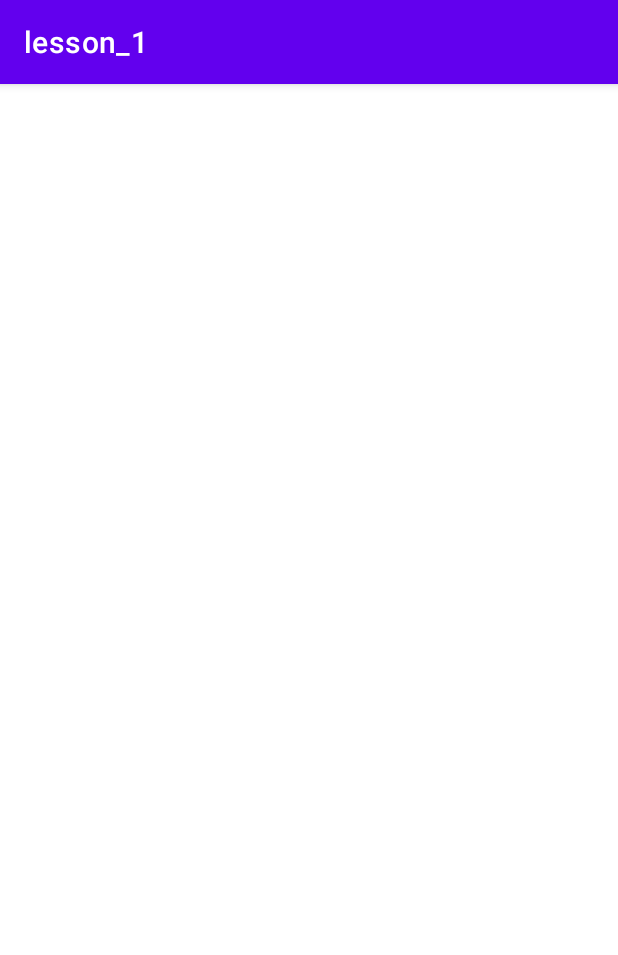
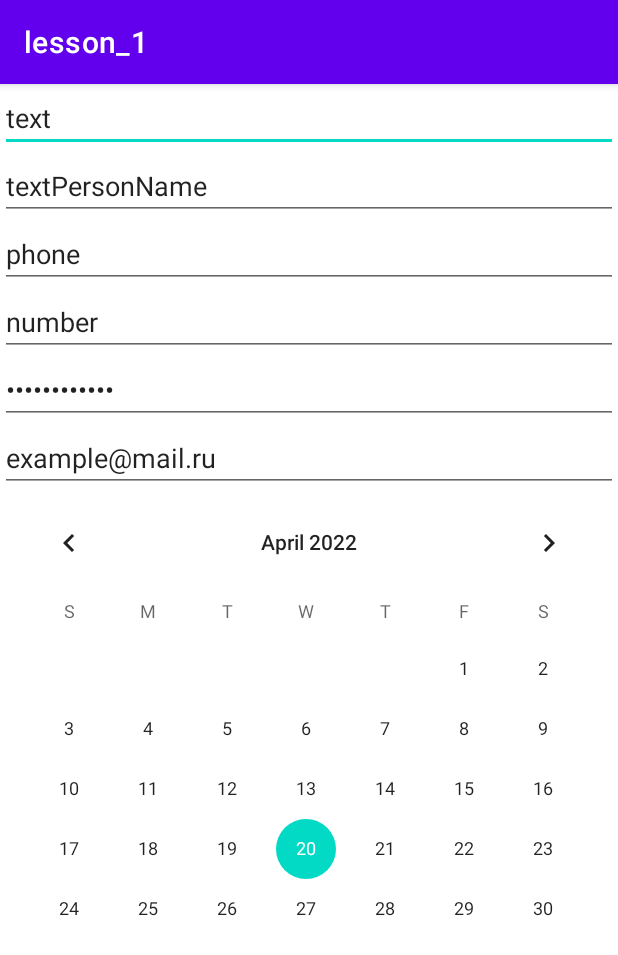
Before and after one commit to GrigorievaMN/Android_Studio, an Android app: the Activity2 screen opened directly, with no data from a screen before it, on a phone screen of 412 x 824 dp. Shown: the top 955 px of the screen. Run offline under Robolectric (Android 15) with nearby library versions, the phone set to English and light mode, and no system bars.

Commit message:
task2, task3

```diff
--- a/lesson_1/app/src/main/java/ru/geekbrains/lesson_1/MainActivity.java
+++ b/lesson_1/app/src/main/java/ru/geekbrains/lesson_1/MainActivity.java
@@ -20,4 +20,5 @@ public class MainActivity extends AppCompatActivity {
             }
         });
     }
+
 }
--- a/lesson_1/app/src/main/res/layout/activity_2.xml
+++ b/lesson_1/app/src/main/res/layout/activity_2.xml
@@ -6,4 +6,67 @@
     android:layout_height="match_parent"
     tools:context=".Activity2">
 
+
+    <LinearLayout
+        android:id="@+id/pare"
+        android:layout_width="match_parent"
+        android:layout_height="wrap_content"
+        android:orientation="vertical"
+        tools:layout_editor_absoluteX="1dp"
+        tools:layout_editor_absoluteY="1dp">
+
+        <EditText
+            android:id="@+id/editTextTextPersonName2"
+            android:layout_width="match_parent"
+            android:layout_height="wrap_content"
+            android:ems="10"
+            android:inputType="text"
+            android:text="text" />
+
+        <EditText
+            android:id="@+id/editTextTextPersonName3"
+            android:layout_width="match_parent"
+            android:layout_height="wrap_content"
+            android:ems="10"
+            android:inputType="textPersonName"
+            android:text="textPersonName" />
+
+        <EditText
+            android:id="@+id/editTextTextPersonName4"
+            android:layout_width="match_parent"
+            android:layout_height="wrap_content"
+            android:ems="10"
+            android:inputType="phone"
+            android:text="phone" />
+
+        <EditText
+            android:id="@+id/editTextTextPersonName5"
+            android:layout_width="match_parent"
+            android:layout_height="wrap_content"
+            android:ems="10"
+            android:inputType="number"
+            android:text="number" />
+
+        <EditText
+            android:id="@+id/editTextTextPersonName6"
+            android:layout_width="match_parent"
+            android:layout_height="wrap_content"
+            android:ems="10"
+            android:inputType="textPassword"
+            android:text="textPassword" />
+
+        <EditText
+            android:id="@+id/editTextTextPersonName7"
+            android:layout_width="match_parent"
+            android:layout_height="wrap_content"
+            android:ems="10"
+            android:inputType="textEmailAddress"
+            android:text="example@mail.ru" />
+
+        <CalendarView
+            android:id="@+id/calendarView2"
+            android:layout_width="match_parent"
+            android:layout_height="wrap_content" />
+
+    </LinearLayout>
 </androidx.constraintlayout.widget.ConstraintLayout>
```
